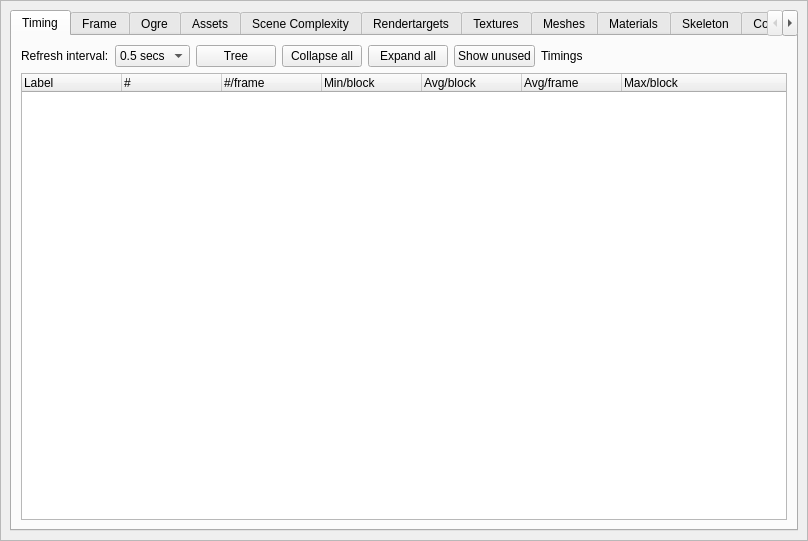
First picture: the form in bin/data/ui/profiler.ui, repository realXtend/tundra, before the edit.
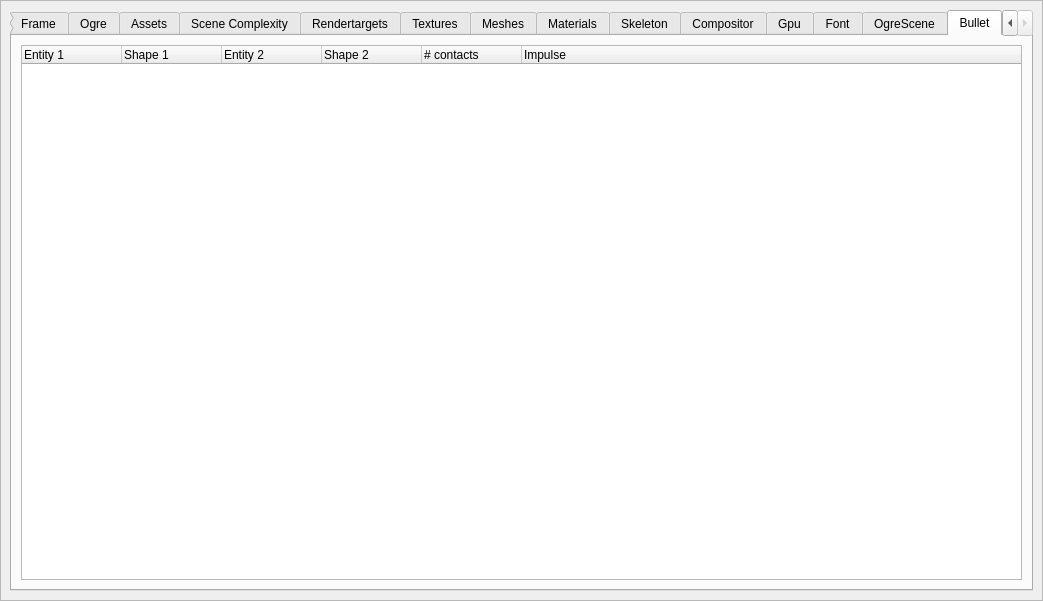
Second picture: the form after the edit. The open tabs and pages were chosen to show the change.

Commit message: Added support for displaying the set of physics collisions in the profiler window.

Patch:
```diff
--- a/bin/data/ui/profiler.ui
+++ b/bin/data/ui/profiler.ui
@@ -6,8 +6,8 @@
    <rect>
     <x>0</x>
     <y>0</y>
-    <width>808</width>
-    <height>541</height>
+    <width>1043</width>
+    <height>601</height>
    </rect>
   </property>
   <property name="sizePolicy">
@@ -1789,6 +1789,47 @@
           </item>
          </layout>
         </widget>
+        <widget class="QWidget" name="tab_2">
+         <attribute name="title">
+          <string>Bullet</string>
+         </attribute>
+         <layout class="QGridLayout" name="gridLayout_2">
+          <item row="0" column="0">
+           <widget class="QTreeWidget" name="treeBulletStats">
+            <column>
+             <property name="text">
+              <string>Entity 1</string>
+             </property>
+            </column>
+            <column>
+             <property name="text">
+              <string>Shape 1</string>
+             </property>
+            </column>
+            <column>
+             <property name="text">
+              <string>Entity 2</string>
+             </property>
+            </column>
+            <column>
+             <property name="text">
+              <string>Shape 2</string>
+             </property>
+            </column>
+            <column>
+             <property name="text">
+              <string># contacts</string>
+             </property>
+            </column>
+            <column>
+             <property name="text">
+              <string>Impulse</string>
+             </property>
+            </column>
+           </widget>
+          </item>
+         </layout>
+        </widget>
        </widget>
       </item>
      </layout>
```
The commit also changes 5 other files.
